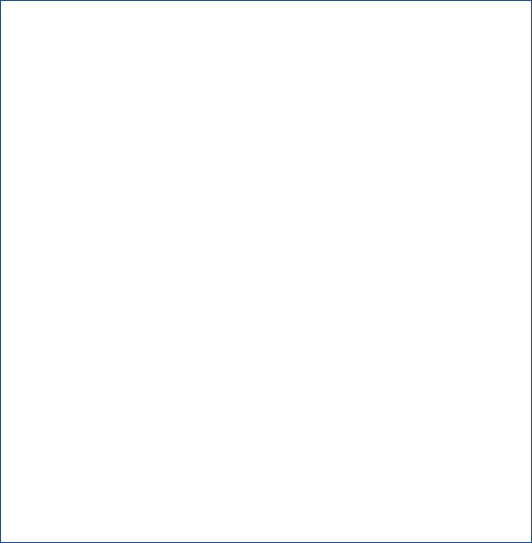
Before: the Qt Designer form parsec/core/gui/forms/settings_widget.ui in Scille/parsec-cloud, drawn with Qt 5.
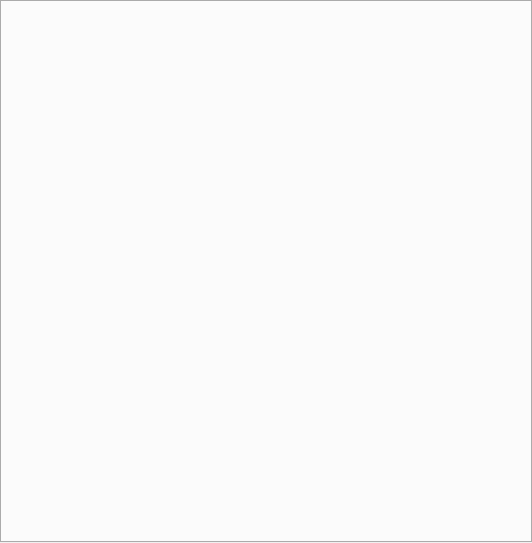
After: the same form once the commit is applied.

The edit to the form file:
```diff
--- a/parsec/core/gui/forms/settings_widget.ui
+++ b/parsec/core/gui/forms/settings_widget.ui
@@ -26,34 +26,6 @@
    <string notr="true">QWidget#SettingsWidget
 {
 background-color: rgb(255, 255, 255);
-}
-
-QTabWidget::pane
-{
-border: 1px solid rgb(30, 78, 162);
-}
-
-QTabBar::tab
-{
-height: 32px;
-width: 100px;
-font-size: 14px;
-font-weight: bold;
-padding-left: 30px;
-padding-right: 30px;
-border-top: 1px solid rgb(30, 78, 162);
-border-left: 1px solid rgb(30, 78, 162);
-border-right: 1px solid rgb(30, 78, 162);
-}
-
-QTabBar::tab:selected
-{
-color: rgb(12, 65, 159);
-}
-
-QTabBar::tab:!selected
-{
-color: rgb(123, 132, 163);
 }</string>
   </property>
   <layout class="QVBoxLayout" name="verticalLayout">
```
